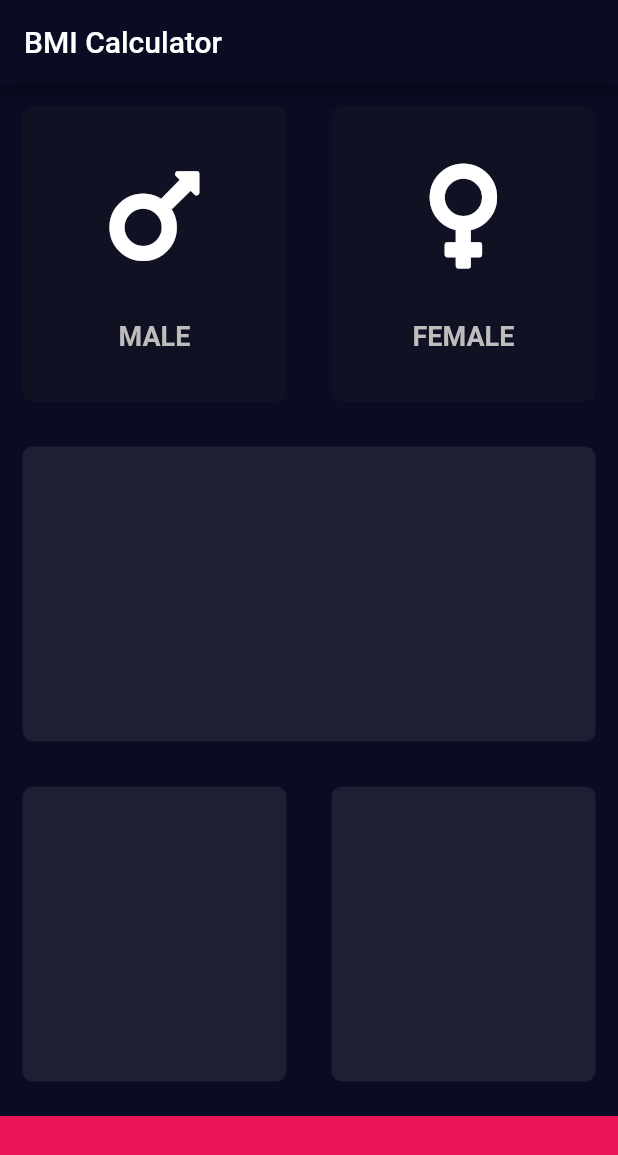
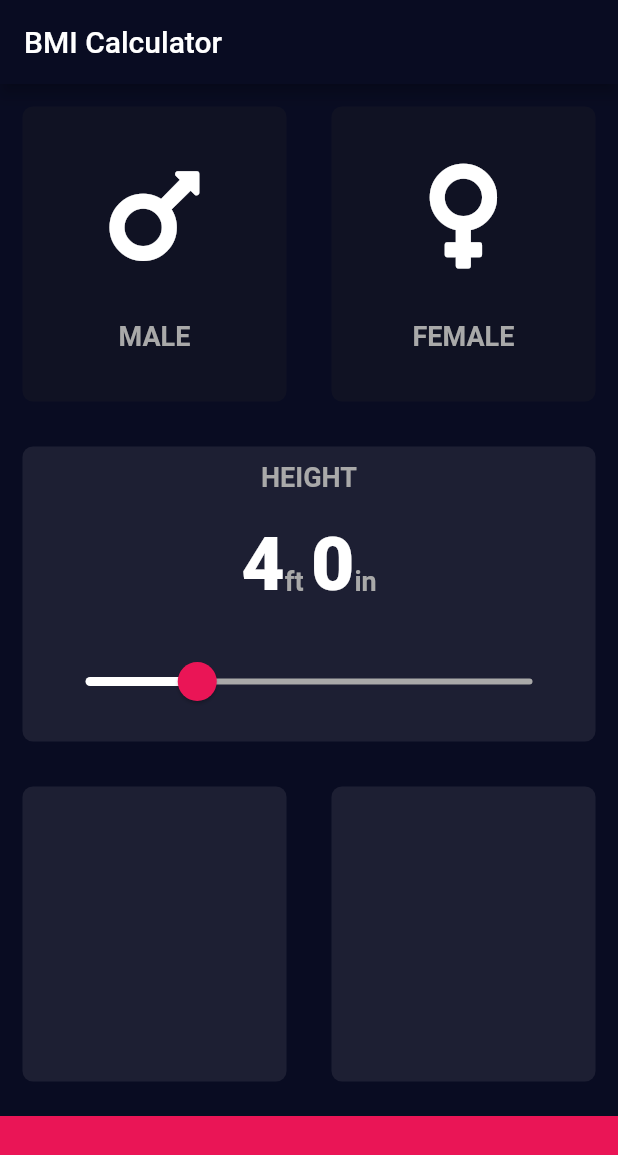
Before and after one commit to shahrohan05/FlutterDemos, a Flutter app: the screen it shows after launch, on a phone screen of 412 x 824 dp. Shown: the top 1155 px of the screen. Run offline on Flutter 3.47's test engine with Material 2 defaults, Android fonts, the phone set to English and light mode, and no system bars; our stand-ins replace audioplayers, font_awesome_flutter, rflutter_alert.

Commit message:
added height widget and customized height slider

```diff
--- a/bmi_calc/lib/input_page.dart
+++ b/bmi_calc/lib/input_page.dart
@@ -1,13 +1,9 @@
 import 'package:flutter/material.dart';
 import 'package:font_awesome_flutter/font_awesome_flutter.dart';
 
+import 'styles.dart';
 import 'widget/custom_card.dart';
 import 'widget/icon_content_card.dart';
-
-const activeCardColor = Color(0xFF1D1F33);
-const inactiveCardColor = Color(0xFF101223);
-const accentColor = Color(0xFFEA1556);
-const customBarHeight = 80.0;
 
 enum Gender {
   male,
@@ -22,6 +18,7 @@ class InputPage extends StatefulWidget {
 
 class _InputPageState extends State<InputPage> {
   Gender selectedGender;
+  int height = 48;
 
   @override
   Widget build(BuildContext context) {
@@ -41,35 +38,31 @@ class _InputPageState extends State<InputPage> {
                   mainAxisAlignment: MainAxisAlignment.spaceBetween,
                   children: <Widget>[
                     Expanded(
-                      child: GestureDetector(
+                      child: IconContentCard(
+                        color: selectedGender == Gender.male
+                            ? kActiveCardColor
+                            : kInactiveCardColor,
+                        icon: FontAwesomeIcons.mars,
+                        label: 'MALE',
                         onTap: () {
                           setState(() {
                             selectedGender = Gender.male;
                           });
                         },
-                        child: IconContentCard(
-                          color: selectedGender == Gender.male
-                              ? activeCardColor
-                              : inactiveCardColor,
-                          icon: FontAwesomeIcons.mars,
-                          label: 'MALE',
-                        ),
                       ),
                     ),
                     Expanded(
-                      child: GestureDetector(
+                      child: IconContentCard(
+                        color: selectedGender == Gender.female
+                            ? kActiveCardColor
+                            : kInactiveCardColor,
+                        icon: FontAwesomeIcons.venus,
+                        label: 'FEMALE',
                         onTap: () {
                           setState(() {
                             selectedGender = Gender.female;
                           });
                         },
-                        child: IconContentCard(
-                          color: selectedGender == Gender.female
-                              ? activeCardColor
-                              : inactiveCardColor,
-                          icon: FontAwesomeIcons.venus,
-                          label: 'FEMALE',
-                        ),
                       ),
                     ),
                   ],
@@ -77,7 +70,70 @@ class _InputPageState extends State<InputPage> {
               ),
               Expanded(
                 child: CustomCard(
-                  color: activeCardColor,
+                  color: kActiveCardColor,
+                  child: Padding(
+                    padding: const EdgeInsets.symmetric(
+                        horizontal: 12.0, vertical: 10.0),
+                    child: Column(
+                      mainAxisAlignment: MainAxisAlignment.spaceBetween,
+                      crossAxisAlignment: CrossAxisAlignment.center,
+                      children: <Widget>[
+                        Text(
+                          'HEIGHT',
+                          style: kDisabledTextStyle,
+                        ),
+                        Row(
+                          mainAxisAlignment: MainAxisAlignment.center,
+                          crossAxisAlignment: CrossAxisAlignment.baseline,
+                          textBaseline: TextBaseline.alphabetic,
+                          children: <Widget>[
+                            Text(
+                              (height / 12).floor().toString(),
+                              style: kLargeFont,
+                            ),
+                            Text(
+                              'ft',
+                              style: kDisabledTextStyle,
+                            ),
+                            Container(
+                              width: 5.0,
+                            ),
+                            Text(
+                              (height % 12).round().toString(),
+                              style: kLargeFont,
+                            ),
+                            Text(
+                              'in',
+                              style: kDisabledTextStyle,
+                            )
+                          ],
+                        ),
+                        SliderTheme(
+                          data: SliderTheme.of(context).copyWith(
+                              activeTrackColor: Colors.white,
+                              inactiveTrackColor: kInactiveFontColor,
+                              thumbColor: kAccentColor,
+                              thumbShape: RoundSliderThumbShape(
+                                enabledThumbRadius: 13.0,
+                              ),
+                              overlayShape: RoundSliderOverlayShape(
+                                overlayRadius: 30.0,
+                              ),
+                              overlayColor: Color(0x29EA1556)),
+                          child: Slider(
+                            value: height.toDouble(),
+                            min: 36.0,
+                            max: 84.0,
+                            onChanged: (newHeight) {
+                              setState(() {
+                                height = newHeight.round();
+                              });
+                            },
+                          ),
+                        )
+                      ],
+                    ),
+                  ),
                 ),
               ),
               Expanded(
@@ -85,12 +141,12 @@ class _InputPageState extends State<InputPage> {
                   children: <Widget>[
                     Expanded(
                       child: CustomCard(
-                        color: activeCardColor,
+                        color: kActiveCardColor,
                       ),
                     ),
                     Expanded(
                       child: CustomCard(
-                        color: activeCardColor,
+                        color: kActiveCardColor,
                       ),
                     )
                   ],
@@ -98,8 +154,8 @@ class _InputPageState extends State<InputPage> {
               ),
               Container(
                 margin: EdgeInsets.only(top: 8.0),
-                color: accentColor,
-                height: customBarHeight,
+                color: kAccentColor,
+                height: kCustomBarHeight,
               )
             ],
           ),
--- /dev/null
+++ b/bmi_calc/lib/styles.dart
@@ -0,0 +1,23 @@
+import 'package:flutter/material.dart';
+
+const kIconFontSize = 80.0;
+const kSpaceBetween = 30.0;
+const kStandardMargin = EdgeInsets.all(15.0);
+const kActiveCardColor = Color(0xFF1D1F33);
+const kInactiveCardColor = Color(0xFF101223);
+const kAccentColor = Color(0xFFEA1556);
+const kCustomBarHeight = 80.0;
+const kInactiveFontColor = Color(0xFFA9A9A9);
+
+const kLargeFont = TextStyle(
+  fontSize: 50.0,
+  fontWeight: FontWeight.w900,
+);
+
+const kDisabledTextStyle = TextStyle(
+  color: kInactiveFontColor,
+  fontSize: 18.0,
+  fontWeight: FontWeight.w700,
+);
+
+final regularRadius = BorderRadius.circular(7.0);
--- a/bmi_calc/lib/widget/custom_card.dart
+++ b/bmi_calc/lib/widget/custom_card.dart
@@ -1,24 +1,26 @@
 import 'package:flutter/material.dart';
 
-const standardMargin = EdgeInsets.all(15.0);
-
-final regularRadius = BorderRadius.circular(7.0);
+import '../styles.dart';
 
 class CustomCard extends StatelessWidget {
-  CustomCard({@required this.color, this.child});
+  CustomCard({@required this.color, this.child, this.onTap});
 
   final Color color;
   final Widget child;
+  final Function onTap;
 
   @override
   Widget build(BuildContext context) {
-    return Container(
-      margin: standardMargin,
-      decoration: BoxDecoration(
-        color: color,
-        borderRadius: regularRadius,
+    return GestureDetector(
+      onTap: onTap,
+      child: Container(
+        margin: kStandardMargin,
+        decoration: BoxDecoration(
+          color: color,
+          borderRadius: regularRadius,
+        ),
+        child: child,
       ),
-      child: child,
     );
   }
 }
--- a/bmi_calc/lib/widget/icon_content_card.dart
+++ b/bmi_calc/lib/widget/icon_content_card.dart
@@ -1,21 +1,20 @@
 import 'package:flutter/material.dart';
 
+import '../styles.dart';
 import 'two_children_card.dart';
 
-const iconFontSize = 80.0;
-final disabledTextStyle = TextStyle(
-  color: Colors.grey[400],
-  fontSize: 18.0,
-  fontWeight: FontWeight.w700,
-);
-const spaceBetween = 30.0;
-
 class IconContentCard extends StatelessWidget {
-  IconContentCard({this.color, this.icon, this.label});
+  IconContentCard({
+    this.color,
+    this.icon,
+    this.label,
+    this.onTap,
+  });
 
   final Color color;
   final IconData icon;
   final String label;
+  final Function onTap;
 
   @override
   Widget build(BuildContext context) {
@@ -23,14 +22,15 @@ class IconContentCard extends StatelessWidget {
       color: color,
       topChild: Icon(
         icon,
-        size: iconFontSize,
+        size: kIconFontSize,
       ),
       bottomChild: Container(
         margin: EdgeInsets.only(
-          top: spaceBetween,
+          top: kSpaceBetween,
         ),
-        child: Text(label, style: disabledTextStyle),
+        child: Text(label, style: kDisabledTextStyle),
       ),
+      onTap: onTap,
     );
   }
 }
--- a/bmi_calc/lib/widget/two_children_card.dart
+++ b/bmi_calc/lib/widget/two_children_card.dart
@@ -7,11 +7,13 @@ class TwoChildrenCard extends StatelessWidget {
     @required this.color,
     this.topChild,
     this.bottomChild,
+    this.onTap,
   });
 
   final Color color;
   final Widget topChild;
   final Widget bottomChild;
+  final Function onTap;
 
   @override
   Widget build(BuildContext context) {
@@ -24,6 +26,7 @@ class TwoChildrenCard extends StatelessWidget {
           bottomChild,
         ],
       ),
+      onTap: onTap,
     );
   }
 }
```
